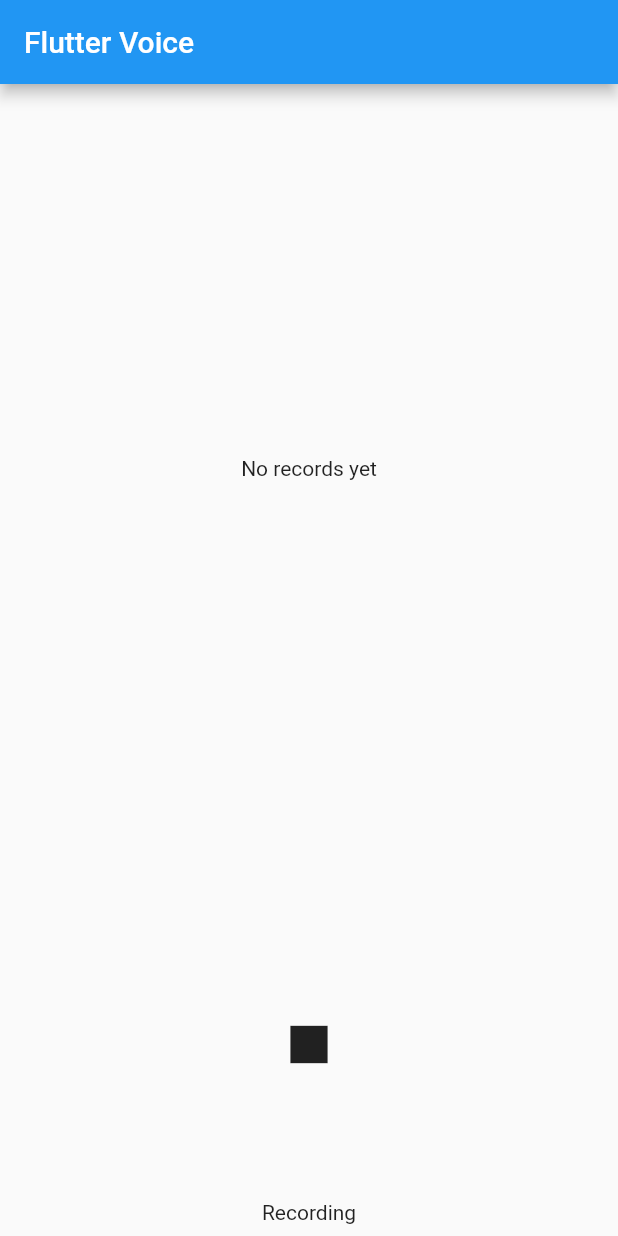
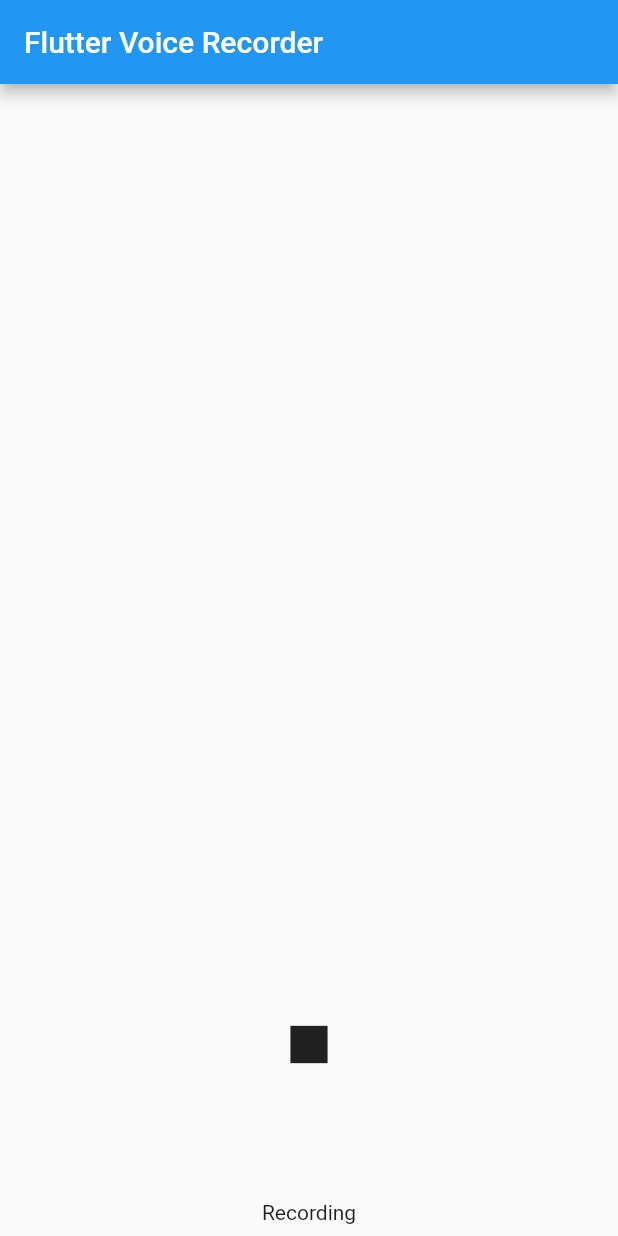
Before and after one commit to gianlucampos/voice_recorder_app, a Flutter app: the screen it shows after launch, after a tap on the "mic" icon, on a phone screen of 412 x 824 dp. Run offline on Flutter 3.47's test engine with Material 2 defaults, Android fonts, the phone set to English and light mode, and no system bars; our stand-ins replace audioplayers, flutter_mobx, get_it, logger, mobx, permission_handler; missing offline and left inert: flutter_sound; generated files the repository leaves out were written again.

Commit message:
Adding state management to remove recorder files

```diff
--- a/lib/main.dart
+++ b/lib/main.dart
@@ -1,9 +1,16 @@
 import 'package:flutter/material.dart';
-import 'package:voice_recorder_app/views/recorder_home_view.dart';
+import 'package:get_it/get_it.dart';
+import 'package:voice_recorder_app/recorder/recorder_page.dart';
+import 'package:voice_recorder_app/recorder/store/recorder_store.dart';
 
 void main() {
+  getIt.registerLazySingleton<RecorderStore>(
+    () => RecorderStore(),
+  );
   runApp(const MyApp());
 }
+
+final GetIt getIt = GetIt.instance;
 
 class MyApp extends StatelessWidget {
   const MyApp({super.key});
@@ -16,9 +23,7 @@ class MyApp extends StatelessWidget {
         primarySwatch: Colors.blue,
         visualDensity: VisualDensity.adaptivePlatformDensity,
       ),
-      home: const RecorderHomeView(
-        title: 'Flutter Voice',
-      ),
+      home: const RecorderPage(),
     );
   }
 }
--- /dev/null
+++ b/lib/models/recorder_file.dart
@@ -0,0 +1,18 @@
+class RecorderFile {
+  String path;
+  final int size;
+  final DateTime dtCreate;
+
+  RecorderFile({
+    required this.path,
+    required this.size,
+    required this.dtCreate,
+  });
+
+  get name => path.split('/').last;
+
+  @override
+  String toString() {
+    return 'RecorderFile{path: $path, size: $size, dtCreate: $dtCreate}';
+  }
+}
--- /dev/null
+++ b/lib/recorder/recorder_list_view.dart
@@ -0,0 +1,122 @@
+import 'package:audioplayers/audioplayers.dart';
+import 'package:flutter/material.dart';
+import 'package:flutter_mobx/flutter_mobx.dart';
+import 'package:intl/intl.dart';
+import 'package:voice_recorder_app/main.dart';
+import 'package:voice_recorder_app/models/recorder_file.dart';
+import 'package:voice_recorder_app/recorder/modals/recorder_modal.dart';
+import 'package:voice_recorder_app/recorder/store/recorder_store.dart';
+
+class RecorderListView extends StatefulWidget {
+  const RecorderListView({Key? key}) : super(key: key);
+
+  @override
+  State<RecorderListView> createState() => _RecorderListViewState();
+}
+
+class _RecorderListViewState extends State<RecorderListView> {
+  final RecorderStore _recorderStore = getIt<RecorderStore>();
+
+  late int _totalDuration;
+  late int _currentDuration;
+  double _completedPercentage = 0.0;
+  bool _isPlaying = false;
+  int _selectedIndex = -1;
+
+  @override
+  Widget build(BuildContext context) {
+    return Observer(builder: (context) {
+      return ListView.builder(
+        itemCount: _recorderStore.records.length,
+        shrinkWrap: true,
+        reverse: true,
+        itemBuilder: (BuildContext context, int i) {
+          final RecorderFile item = _recorderStore.records[i];
+          return ExpansionTile(
+            title: Text('New recoding ${_recorderStore.records.length - i}'),
+            subtitle: Text(_formatDate(recordedDate: item.dtCreate)),
+            trailing: IconButton(
+              icon: const Icon(Icons.more_vert),
+              onPressed: () {
+                showModalBottomSheet<void>(
+                  context: context,
+                  builder: (context) => RecorderModal(recorderFile: item),
+                );
+              },
+            ),
+            onExpansionChanged: ((newState) {
+              if (newState) {
+                setState(() {
+                  _selectedIndex = i;
+                });
+              }
+            }),
+            children: [
+              Container(
+                height: 100,
+                padding: const EdgeInsets.all(10),
+                child: Column(
+                  mainAxisAlignment: MainAxisAlignment.center,
+                  children: [
+                    LinearProgressIndicator(
+                      minHeight: 5,
+                      backgroundColor: Colors.black,
+                      valueColor:
+                          const AlwaysStoppedAnimation<Color>(Colors.green),
+                      value: _selectedIndex == i ? _completedPercentage : 0,
+                    ),
+                    IconButton(
+                      icon: _selectedIndex == i
+                          ? _isPlaying
+                              ? const Icon(Icons.pause)
+                              : const Icon(Icons.play_arrow)
+                          : const Icon(Icons.play_arrow),
+                      onPressed: () => _onPlay(filePath: item.path, index: i),
+                    ),
+                  ],
+                ),
+              ),
+            ],
+          );
+        },
+      );
+    });
+  }
+
+  Future<void> _onPlay({required String filePath, required int index}) async {
+    AudioPlayer audioPlayer = AudioPlayer();
+
+    if (!_isPlaying) {
+      audioPlayer.play(DeviceFileSource(filePath));
+      setState(() {
+        _selectedIndex = index;
+        _completedPercentage = 0.0;
+        _isPlaying = true;
+      });
+
+      audioPlayer.onPlayerComplete.listen((_) {
+        setState(() {
+          _isPlaying = false;
+          _completedPercentage = 0.0;
+        });
+      });
+      audioPlayer.onDurationChanged.listen((duration) {
+        setState(() {
+          _totalDuration = duration.inMicroseconds;
+        });
+      });
+
+      audioPlayer.onPositionChanged.listen((duration) {
+        setState(() {
+          _currentDuration = duration.inMicroseconds;
+          _completedPercentage =
+              _currentDuration.toDouble() / _totalDuration.toDouble();
+        });
+      });
+    }
+  }
+
+  String _formatDate({required DateTime recordedDate}) {
+    return (DateFormat('EEE, MMM d, ' 'yyyy, HH:mm').format(recordedDate));
+  }
+}
--- /dev/null
+++ b/lib/recorder/recorder_page.dart
@@ -0,0 +1,43 @@
+import 'package:flutter/material.dart';
+import 'package:voice_recorder_app/main.dart';
+import 'package:voice_recorder_app/recorder/recorder_list_view.dart';
+import 'package:voice_recorder_app/recorder/store/recorder_store.dart';
+import 'package:voice_recorder_app/recorder/widgets/recorder_player_widget.dart';
+
+class RecorderPage extends StatefulWidget {
+  const RecorderPage({Key? key}) : super(key: key);
+
+  @override
+  State<RecorderPage> createState() => _RecorderPageState();
+}
+
+class _RecorderPageState extends State<RecorderPage> {
+  final RecorderStore _recorderStore = getIt<RecorderStore>();
+
+  @override
+  void initState() {
+    _recorderStore.loadRecordFiles();
+    super.initState();
+  }
+
+  @override
+  Widget build(BuildContext context) {
+    return Scaffold(
+      appBar: AppBar(
+        title: const Text('Flutter Voice Recorder'),
+      ),
+      body: const Column(
+        children: [
+          Expanded(
+            flex: 2,
+            child: RecorderListView(),
+          ),
+          Expanded(
+            flex: 1,
+            child: RecorderPlayerWidget(),
+          ),
+        ],
+      ),
+    );
+  }
+}
--- /dev/null
+++ b/lib/recorder/store/recorder_store.dart
@@ -0,0 +1,65 @@
+// ignore_for_file: library_private_types_in_public_api
+import 'dart:io';
+
+import 'package:path_provider/path_provider.dart';
+import 'package:voice_recorder_app/models/recorder_file.dart';
+
+import 'package:mobx/mobx.dart';
+
+part 'recorder_store.g.dart';
+
+class RecorderStore = _RecorderStore with _$RecorderStore;
+
+abstract class _RecorderStore with Store {
+
+  @readonly
+  List<RecorderFile> _records = [];
+
+  get records => _records;
+
+  @action
+  void loadRecordFiles() {
+    _records.clear();
+    getApplicationDocumentsDirectory().then((value) {
+      value.list().listen((onData) async {
+        if (onData.path.contains('.aac')) await _addRecorderFile(onData);
+      }).onDone(() {
+        _sortList();
+        _reverseListOrder();
+      });
+    });
+  }
+
+  @action
+  void removeRecorderFile(RecorderFile recorderFile) {
+    File(recorderFile.path).deleteSync();
+    _records.remove(recorderFile);
+    _sortList();
+    _reverseListOrder();
+  }
+
+  @action
+  void updateRecorderFileName({
+    required String oldName,
+    required String newName,
+  }) {
+    File(oldName).renameSync(newName);
+    final index = _records.indexWhere((elem) => elem.path == oldName);
+    _records[index].path = newName;
+  }
+
+  void _sortList() {
+    _records.sort((a, b) => a.dtCreate.compareTo(b.dtCreate));
+  }
+
+  void _reverseListOrder() {
+    _records = _records.reversed.toList();
+  }
+
+  Future<void> _addRecorderFile(FileSystemEntity onData) async {
+    final stats = await onData.stat();
+    final recorderFile = RecorderFile(
+        path: onData.path, size: stats.size, dtCreate: stats.changed);
+    _records.add(recorderFile);
+  }
+}
--- a/lib/views/recorder_view.dart
+++ b/lib/recorder/widgets/recorder_player_widget.dart
@@ -5,14 +5,15 @@ import 'package:flutter_sound/public/flutter_sound_recorder.dart';
 import 'package:path_provider/path_provider.dart';
 import 'package:permission_handler/permission_handler.dart';
 import 'package:logger/logger.dart';
+import 'package:voice_recorder_app/main.dart';
+import 'package:voice_recorder_app/recorder/store/recorder_store.dart';
 
-class RecorderView extends StatefulWidget {
-  final Function onSaved;
+class RecorderPlayerWidget extends StatefulWidget {
 
-  const RecorderView({Key? key, required this.onSaved}) : super(key: key);
+  const RecorderPlayerWidget({Key? key}) : super(key: key);
 
   @override
-  State<RecorderView> createState() => _RecorderViewState();
+  State<RecorderPlayerWidget> createState() => _RecorderPlayerWidgetState();
 }
 
 enum RecordingState {
@@ -22,12 +23,13 @@ enum RecordingState {
   stopped,
 }
 
-class _RecorderViewState extends State<RecorderView> {
+class _RecorderPlayerWidgetState extends State<RecorderPlayerWidget> {
   IconData _recordIcon = Icons.mic_none;
   String _recordText = 'Click To Start';
   RecordingState _recordingState = RecordingState.unSet;
   bool _isRecorderReady = false;
   final _recorder = FlutterSoundRecorder(logLevel: Level.nothing);
+  final RecorderStore _recorderStore = getIt<RecorderStore>();
 
   @override
   void initState() {
@@ -121,7 +123,7 @@ class _RecorderViewState extends State<RecorderView> {
 
   _stopRecording() async {
     await _recorder.stopRecorder();
-    widget.onSaved();
+    _recorderStore.loadRecordFiles();
   }
 
   Future<void> _recordVoice() async {
--- a/lib/views/recorded_list_view.dart
+++ /dev/null
@@ -1,124 +0,0 @@
-import 'package:audioplayers/audioplayers.dart';
-import 'package:flutter/material.dart';
-import 'package:intl/intl.dart';
-
-class RecordListView extends StatefulWidget {
-  final List<String> records;
-
-  const RecordListView({
-    Key? key,
-    required this.records,
-  }) : super(key: key);
-
-  @override
-  State<RecordListView> createState() => _RecordListViewState();
-}
-
-class _RecordListViewState extends State<RecordListView> {
-  late int _totalDuration;
-  late int _currentDuration;
-  double _completedPercentage = 0.0;
-  bool _isPlaying = false;
-  int _selectedIndex = -1;
-
-  @override
-  Widget build(BuildContext context) {
-    return widget.records.isEmpty
-        ? const Center(child: Text('No records yet'))
-        : ListView.builder(
-            itemCount: widget.records.length,
-            shrinkWrap: true,
-            reverse: true,
-            itemBuilder: (BuildContext context, int i) {
-              return ExpansionTile(
-                title: Text('New recoding ${widget.records.length - i}'),
-                subtitle: Text(_getDateFromFilePatah(
-                    filePath: widget.records.elementAt(i))),
-                trailing: IconButton(
-                  icon: const Icon(Icons.more_vert),
-                  onPressed: () {
-                    //show Modal
-                  },
-                ),
-                onExpansionChanged: ((newState) {
-                  if (newState) {
-                    setState(() {
-                      _selectedIndex = i;
-                    });
-                  }
-                }),
-                children: [
-                  Container(
-                    height: 100,
-                    padding: const EdgeInsets.all(10),
-                    child: Column(
-                      mainAxisAlignment: MainAxisAlignment.center,
-                      children: [
-                        LinearProgressIndicator(
-                          minHeight: 5,
-                          backgroundColor: Colors.black,
-                          valueColor:
-                              const AlwaysStoppedAnimation<Color>(Colors.green),
-                          value: _selectedIndex == i ? _completedPercentage : 0,
-                        ),
-                        IconButton(
-                          icon: _selectedIndex == i
-                              ? _isPlaying
-                                  ? const Icon(Icons.pause)
-                                  : const Icon(Icons.play_arrow)
-                              : const Icon(Icons.play_arrow),
-                          onPressed: () => _onPlay(
-                              filePath: widget.records.elementAt(i), index: i),
-                        ),
-                      ],
-                    ),
-                  ),
-                ],
-              );
-            },
-          );
-  }
-
-  Future<void> _onPlay({required String filePath, required int index}) async {
-    AudioPlayer audioPlayer = AudioPlayer();
-
-    if (!_isPlaying) {
-      audioPlayer.play(DeviceFileSource(filePath));
-      setState(() {
-        _selectedIndex = index;
-        _completedPercentage = 0.0;
-        _isPlaying = true;
-      });
-
-      audioPlayer.onPlayerComplete.listen((_) {
-        setState(() {
-          _isPlaying = false;
-          _completedPercentage = 0.0;
-        });
-      });
-      audioPlayer.onDurationChanged.listen((duration) {
-        setState(() {
-          _totalDuration = duration.inMicroseconds;
-        });
-      });
-
-      audioPlayer.onPositionChanged.listen((duration) {
-        setState(() {
-          _currentDuration = duration.inMicroseconds;
-          _completedPercentage =
-              _currentDuration.toDouble() / _totalDuration.toDouble();
-        });
-      });
-    }
-  }
-
-  String _getDateFromFilePatah({required String filePath}) {
-    String fromEpoch = filePath.substring(
-        filePath.lastIndexOf('/') + 1, filePath.lastIndexOf('.'));
-
-    DateTime recordedDate =
-        DateTime.fromMillisecondsSinceEpoch(int.parse(fromEpoch));
-
-    return (DateFormat('EEE, MMM d, ' 'yyyy, HH:mm').format(recordedDate));
-  }
-}
--- a/lib/views/recorder_home_view.dart
+++ /dev/null
@@ -1,78 +0,0 @@
-import 'dart:io';
-
-import 'package:flutter/material.dart';
-import 'package:path_provider/path_provider.dart';
-import 'package:voice_recorder_app/views/recorded_list_view.dart';
-import 'package:voice_recorder_app/views/recorder_view.dart';
-
-class RecorderHomeView extends StatefulWidget {
-  final String _title;
-
-  const RecorderHomeView({Key? key, required String title})
-      : _title = title,
-        super(key: key);
-
-  @override
-  State<RecorderHomeView> createState() => _RecorderHomeViewState();
-}
-
-class _RecorderHomeViewState extends State<RecorderHomeView> {
-  late Directory appDirectory;
-  List<String> records = [];
-
-  @override
-  void initState() {
-    super.initState();
-    getApplicationDocumentsDirectory().then((value) {
-      appDirectory = value;
-      appDirectory.list().listen((onData) {
-        if (onData.path.contains('.aac')) records.add(onData.path);
-      }).onDone(() {
-        records = records.reversed.toList();
-        setState(() {});
-      });
-    });
-  }
-
-  @override
-  void dispose() {
-    appDirectory.delete();
-    super.dispose();
-  }
-
-  @override
-  Widget build(BuildContext context) {
-    return Scaffold(
-      appBar: AppBar(
-        title: Text(widget._title),
-      ),
-      body: Column(
-        children: [
-          Expanded(
-            flex: 2,
-            child: RecordListView(
-              records: records,
-            ),
-          ),
-          Expanded(
-            flex: 1,
-            child: RecorderView(
-              onSaved: _onRecordComplete,
-            ),
-          ),
-        ],
-      ),
-    );
-  }
-
-  _onRecordComplete() {
-    records.clear();
-    appDirectory.list().listen((onData) {
-      if (onData.path.contains('.aac')) records.add(onData.path);
-    }).onDone(() {
-      records.sort();
-      records = records.reversed.toList();
-      setState(() {});
-    });
-  }
-}
```
Also changed, not shown: lib/recorder/modals/recorder_modal.dart (added, +65 -0 lines), pubspec.yaml (+6 -1 lines), lib/recorder/store/recorder_store.g.dart (added), pubspec.lock, 1 other file.
